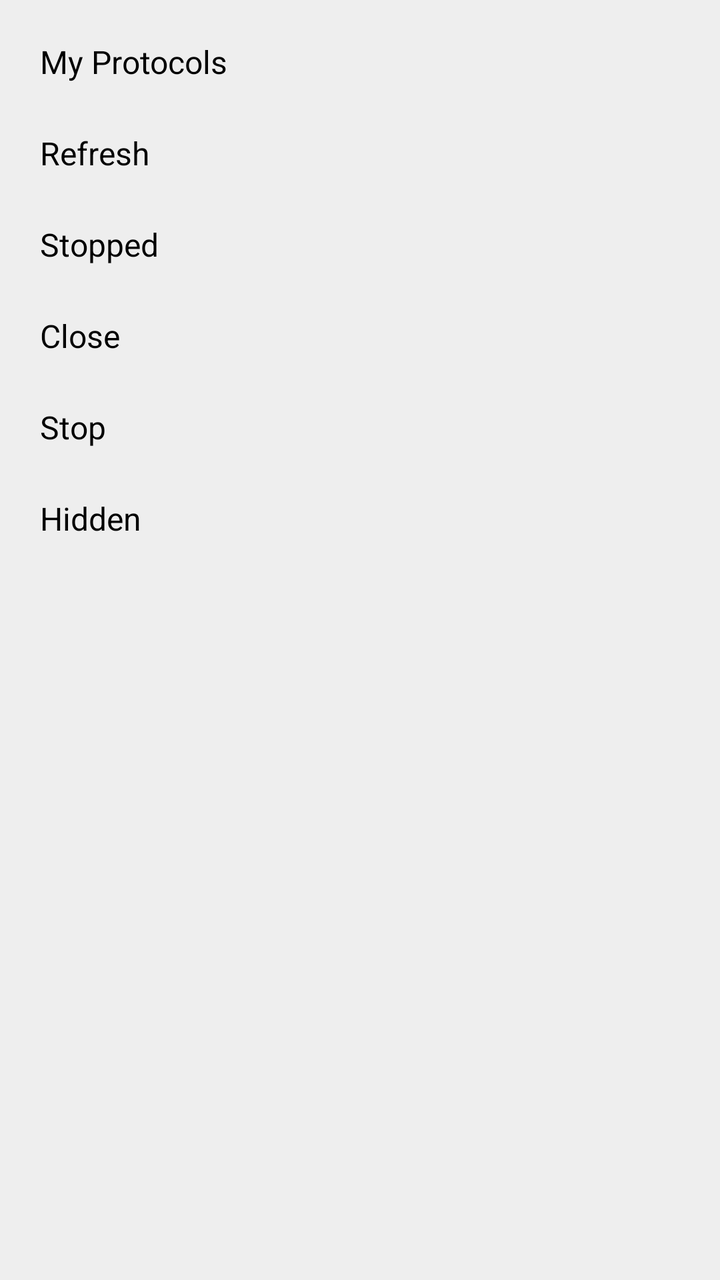
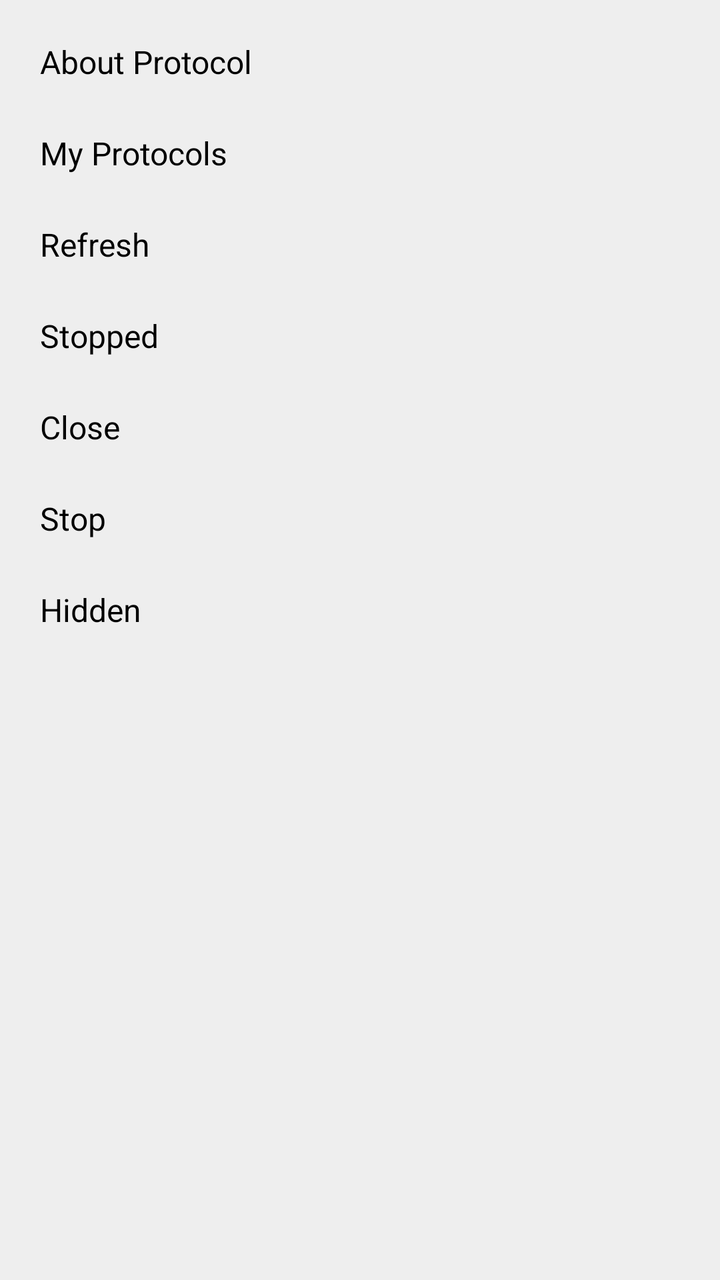

Before-and-after screenshots of an Android layout around one commit, followed by the original layout XML and the change that was made.
<!-- AndroidManifest.xml: application theme Theme.Freer -->
<!-- res/layout/popup_menu_protocol_more.xml -->
<?xml version="1.0" encoding="utf-8"?>
<LinearLayout xmlns:android="http://schemas.android.com/apk/res/android"
    android:layout_width="wrap_content"
    android:layout_height="wrap_content"
    android:orientation="vertical"
    android:background="@color/background_light"
    android:padding="8dp">

    <TextView
        android:id="@+id/my_protocols_item"
        android:layout_width="match_parent"
        android:layout_height="wrap_content"
        android:text="@string/my_protocols"
        android:textSize="16sp"
        android:textColor="@color/text"
        android:padding="12dp"
        android:background="?android:attr/selectableItemBackground"
        android:clickable="true"
        android:focusable="true" />

    <TextView
        android:id="@+id/refresh_item"
        android:layout_width="match_parent"
        android:layout_height="wrap_content"
        android:text="@string/refresh"
        android:textSize="16sp"
        android:textColor="@color/text"
        android:padding="12dp"
        android:background="?android:attr/selectableItemBackground"
        android:clickable="true"
        android:focusable="true" />

    <TextView
        android:id="@+id/stopped_item"
        android:layout_width="match_parent"
        android:layout_height="wrap_content"
        android:text="@string/stopped"
        android:textSize="16sp"
        android:textColor="@color/text"
        android:padding="12dp"
        android:background="?android:attr/selectableItemBackground"
        android:clickable="true"
        android:focusable="true" />

    <TextView
        android:id="@+id/close_item"
        android:layout_width="match_parent"
        android:layout_height="wrap_content"
        android:text="@string/close"
        android:textSize="16sp"
        android:textColor="@color/text"
        android:padding="12dp"
        android:background="?android:attr/selectableItemBackground"
        android:clickable="true"
        android:focusable="true" />

    <TextView
        android:id="@+id/stop_item"
        android:layout_width="match_parent"
        android:layout_height="wrap_content"
        android:text="@string/stop"
        android:textSize="16sp"
        android:textColor="@color/text"
        android:padding="12dp"
        android:background="?android:attr/selectableItemBackground"
        android:clickable="true"
        android:focusable="true" />


    <TextView
        android:id="@+id/hidden_item"
        android:layout_width="match_parent"
        android:layout_height="wrap_content"
        android:text="@string/hidden"
        android:textSize="16sp"
        android:textColor="@color/text"
        android:padding="12dp"
        android:background="?android:attr/selectableItemBackground"
        android:clickable="true"
        android:focusable="true" />



</LinearLayout>
<!-- resources referenced by this layout -->
<resources>
  <color name="background_light">#EEEEEE</color>
  <color name="text">#000000</color>
  <string name="close">Close</string>
  <string name="hidden">Hidden</string>
  <string name="my_protocols">My Protocols</string>
  <string name="refresh">Refresh</string>
  <string name="stop">Stop</string>
  <string name="stopped">Stopped</string>
  <style name="Theme.Freer" parent="Base.Theme.Freer" />
  <style name="Base.Theme.Freer" parent="Theme.Material3.DayNight.NoActionBar">
          <item name="colorPrimary">#2196F3</item>
          <item name="colorAccent">#2196F3</item>
          <item name="android:windowBackground">#FFFFFF</item>
          
          <item name="android:windowLayoutInDisplayCutoutMode">shortEdges</item>
          <item name="android:enforceNavigationBarContrast">false</item>
          <item name="android:enforceStatusBarContrast">false</item>
          <item name="android:statusBarColor">@android:color/transparent</item>
          <item name="android:navigationBarColor">@android:color/transparent</item>
          <item name="android:windowLightStatusBar">true</item>
          <item name="android:windowLightNavigationBar">true</item>
      </style>
</resources>

<!-- the commit's change to res/layout/popup_menu_protocol_more.xml (unified diff, before → after) -->
@@ -5,6 +5,18 @@
     android:orientation="vertical"
     android:background="@color/background_light"
     android:padding="8dp">
+
+    <TextView
+        android:id="@+id/about_item"
+        android:layout_width="match_parent"
+        android:layout_height="wrap_content"
+        android:text="@string/about_protocol"
+        android:textSize="16sp"
+        android:textColor="@color/text"
+        android:padding="12dp"
+        android:background="?android:attr/selectableItemBackground"
+        android:clickable="true"
+        android:focusable="true" />
 
     <TextView
         android:id="@+id/my_protocols_item"
<!-- resource entries referenced after the edit -->
@@ -2,6 +2,7 @@
 <resources>
   <color name="background_light">#EEEEEE</color>
   <color name="text">#000000</color>
+  <string name="about_protocol">About Protocol</string>
   <string name="close">Close</string>
   <string name="hidden">Hidden</string>
   <string name="my_protocols">My Protocols</string>
